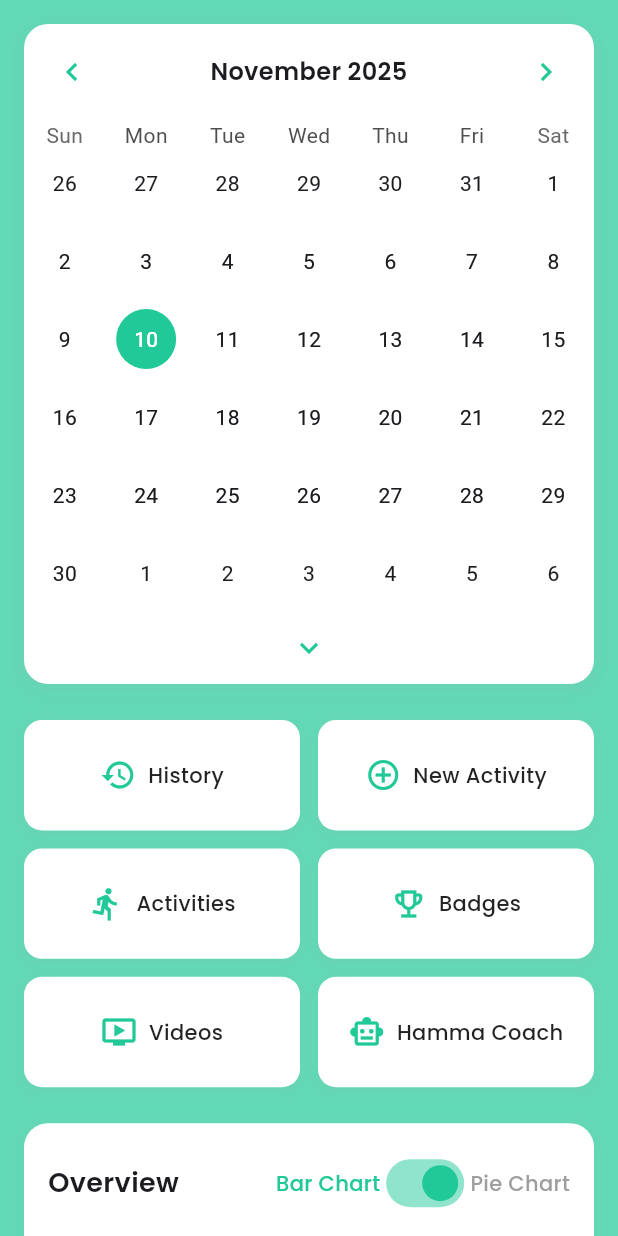
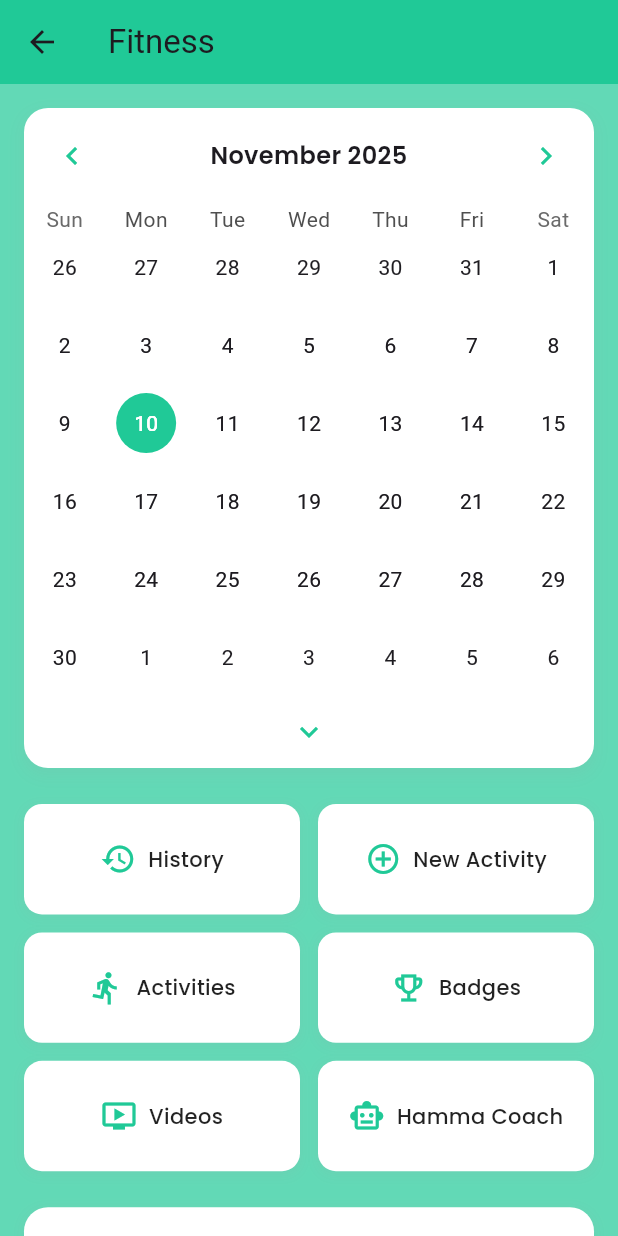
Before and after one commit to Sarahhamami/flutter-project, a Flutter app: the AccueilAP screen opened directly, on a phone screen of 412 x 824 dp. Run offline on Flutter 3.47's test engine with Material 3 defaults, Android fonts, the phone set to English and light mode, and no system bars; drawn by our look-alikes of table_calendar; our stand-ins replace cached_network_image, confetti, connectivity_plus, emoji_picker_flutter, firebase_core, firebase_database and 16 more; missing offline and left inert: bcrypt, body_part_selector, mailer; accounts and stored records are empty.

Commit message:
changes for AP

```diff
--- a/lib/actPhy/activité/accueilAP.dart
+++ b/lib/actPhy/activité/accueilAP.dart
@@ -12,6 +12,7 @@ import 'package:fl_chart/fl_chart.dart';
 import 'package:google_fonts/google_fonts.dart';
 import 'package:intl/intl.dart';
 import 'package:sqflite/sqflite.dart';
+import '../../com/articles_display.dart';
 import '../../db/database_helper.dart';
 
 // Activity model to map database results
@@ -99,11 +100,16 @@ class _AccueilAPState extends State<AccueilAP> with TickerProviderStateMixin {
   // Load activities from database
   Future<void> _loadActivities() async {
     try {
-      final db = await _databaseHelper.database;
+
+        final db = await _databaseHelper.database;
+
+        // Get the user ID from DatabaseHelper
+        final dbHelper = DatabaseHelper();
+        int userId = await dbHelper.getDefaultUserId();
       final List<Map<String, dynamic>> maps = await db.query(
         'Activite_physique',
         where: 'id_utilisateur = ?',
-        whereArgs: [1], // Assuming user ID 1 for now
+        whereArgs: [userId], // Assuming user ID 1 for now
       );
 
       setState(() {
@@ -181,6 +187,17 @@ class _AccueilAPState extends State<AccueilAP> with TickerProviderStateMixin {
   @override
   Widget build(BuildContext context) {
     return Scaffold(
+      appBar: AppBar(
+        leading: IconButton(
+          icon: const Icon(Icons.arrow_back),
+          onPressed: () => Navigator.push(
+            context,
+            MaterialPageRoute(builder: (context) => const ArticlesDisplay()),
+          ),
+        ),
+        title: const Text('Fitness'),
+        backgroundColor: const Color(0xFF20c997),
+      ),
       backgroundColor: const Color(0xFF20c997).withOpacity(0.7),
       body: SafeArea(
         child: SingleChildScrollView(
@@ -367,16 +384,25 @@ final List<Map<String, dynamic>> buttons = [
           builder: (_) => ActivityHistoryPage(userId: userId),
         ),
       );
+        // reload when returning from the page
     },
   },
-  {
-    'icon': Icons.add_circle_outline,
-    'label': 'New Activity',
-    'onTap': (BuildContext context) => Navigator.push(
+ {
+  'icon': Icons.add_circle_outline,
+  'label': 'New Activity',
+  'onTap': (BuildContext context) async {
+    // Navigate to NewActivityPage and wait until the page is popped
+    await Navigator.push(
       context,
       MaterialPageRoute(builder: (_) => NewActivityPage()),
-    ),
+    );
+
+    // After returning, reload activities
+    // Make sure _loadActivities() is accessible here
+    _loadActivities();
   },
+},
+
   {
     'icon': Icons.directions_run,
     'label': 'Activities',
--- a/lib/custom_bottom.dart
+++ b/lib/custom_bottom.dart
@@ -390,7 +390,7 @@ class BottomNavBar extends StatelessWidget {
         ),  BottomNavigationBarItem(
             icon: Icon(Icons.health_and_safety), label: 'Wellness'),
             BottomNavigationBarItem(
-            icon: Icon(Icons.health_and_safety), label: 'Physical Activity'),
+            icon: Icon(Icons.sports_gymnastics), label: 'Fitness'),
       ],
     );
   }
```
